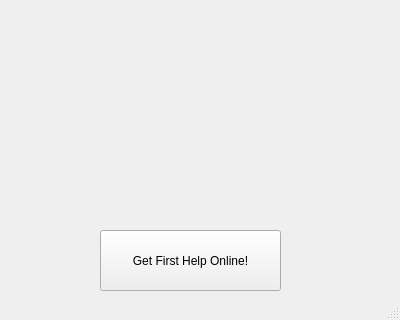
AginSquash/FirstAidHelper, file UI/MainScreen.ui: the form before one commit; both pictures show x 0 to 400 and y 280 to 600 of the 400 by 600 pixel window.
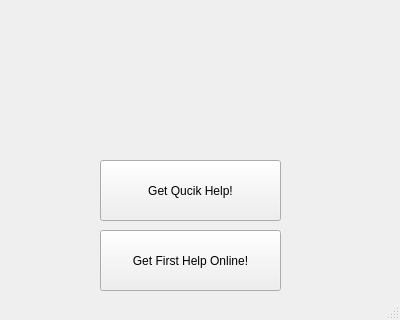
The form after the commit. Icons and pictures are not drawn.

Diff of the .ui file:
```diff
--- a/UI/MainScreen.ui
+++ b/UI/MainScreen.ui
@@ -67,6 +67,19 @@
      <bool>false</bool>
     </property>
    </widget>
+   <widget class="QPushButton" name="pushQH_button">
+    <property name="geometry">
+     <rect>
+      <x>100</x>
+      <y>440</y>
+      <width>181</width>
+      <height>61</height>
+     </rect>
+    </property>
+    <property name="text">
+     <string>Get Qucik Help!</string>
+    </property>
+   </widget>
   </widget>
   <widget class="QStatusBar" name="statusbar"/>
  </widget>
```
